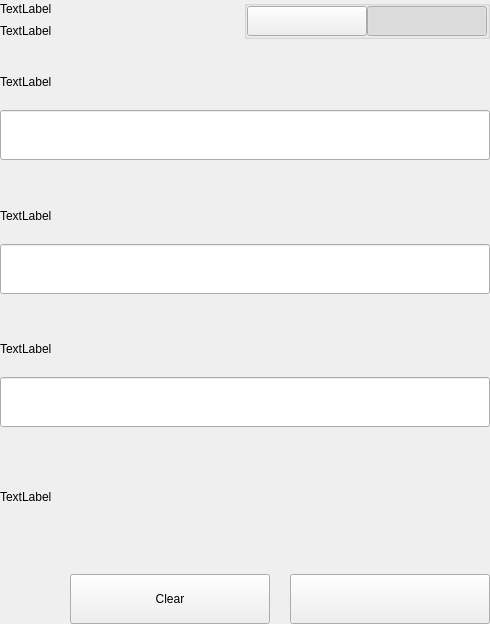
Above: src/qt/concrete/settings/forms/settingsbittoolwidget.ui from CONCRETE-Project/CONCRETE before the change. Below: the same form after it.
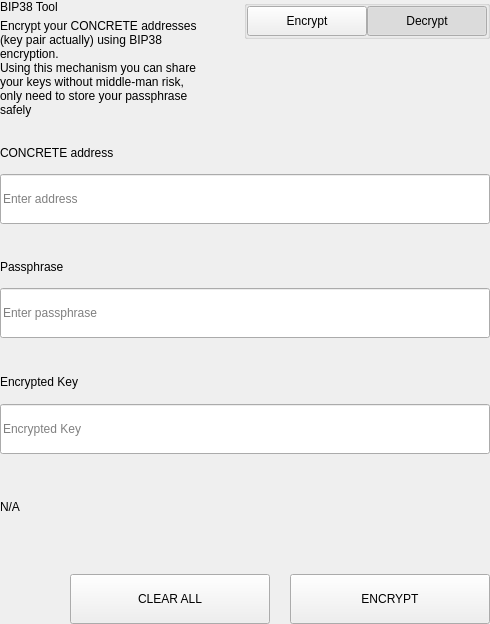
That is the form after the change.

Diff of the .ui file:
```diff
--- a/src/qt/concrete/settings/forms/settingsbittoolwidget.ui
+++ b/src/qt/concrete/settings/forms/settingsbittoolwidget.ui
@@ -62,14 +62,15 @@
             <item>
              <widget class="QLabel" name="labelTitle">
               <property name="text">
-               <string>TextLabel</string>
+               <string>BIP38 Tool</string>
               </property>
              </widget>
             </item>
             <item>
              <widget class="QLabel" name="labelSubtitle1">
               <property name="text">
-               <string>TextLabel</string>
+               <string>Encrypt your CONCRETE addresses (key pair actually) using BIP38 encryption.
+Using this mechanism you can share your keys without middle-man risk, only need to store your passphrase safely</string>
               </property>
               <property name="wordWrap">
                <bool>true</bool>
@@ -133,7 +134,7 @@
                 <enum>Qt::NoFocus</enum>
                </property>
                <property name="text">
-                <string/>
+                <string>Encrypt</string>
                </property>
                <property name="checkable">
                 <bool>true</bool>
@@ -161,7 +162,7 @@
                 <enum>Qt::NoFocus</enum>
                </property>
                <property name="text">
-                <string/>
+                <string>Decrypt</string>
                </property>
                <property name="checkable">
                 <bool>true</bool>
@@ -647,7 +648,7 @@
                   </size>
                  </property>
                  <property name="text">
-                  <string>TextLabel</string>
+                  <string>CONCRETE address</string>
                  </property>
                 </widget>
                </item>
@@ -659,6 +660,9 @@
                    <height>50</height>
                   </size>
                  </property>
+                 <property name="placeholderText">
+                  <string>Enter address</string>
+                 </property>
                 </widget>
                </item>
               </layout>
@@ -718,7 +722,7 @@
                     </size>
                    </property>
                    <property name="text">
-                    <string>TextLabel</string>
+                    <string>Passphrase</string>
                    </property>
                   </widget>
                  </item>
@@ -736,6 +740,9 @@
                      <height>50</height>
                     </size>
                    </property>
+                   <property name="placeholderText">
+                    <string>Enter passphrase</string>
+                   </property>
                   </widget>
                  </item>
                 </layout>
@@ -801,7 +808,7 @@
                   </size>
                  </property>
                  <property name="text">
-                  <string>TextLabel</string>
+                  <string>Encrypted Key</string>
                  </property>
                 </widget>
                </item>
@@ -813,6 +820,9 @@
                    <height>50</height>
                   </size>
                  </property>
+                 <property name="placeholderText">
+                  <string>Encrypted Key</string>
+                 </property>
                 </widget>
                </item>
               </layout>
@@ -821,7 +831,7 @@
             <item>
              <widget class="QLabel" name="statusLabel_ENC">
               <property name="text">
-               <string>TextLabel</string>
+               <string notr="true">N/A</string>
               </property>
              </widget>
             </item>
@@ -874,7 +884,7 @@
                  <enum>Qt::NoFocus</enum>
                 </property>
                 <property name="text">
-                 <string>Clear</string>
+                 <string>CLEAR ALL</string>
                 </property>
                </widget>
               </item>
@@ -912,7 +922,7 @@
                  <enum>Qt::NoFocus</enum>
                 </property>
                 <property name="text">
-                 <string/>
+                 <string>ENCRYPT</string>
                 </property>
                </widget>
               </item>
```
Left out of the diff: 19 changed lines with no effect on the pictures.
